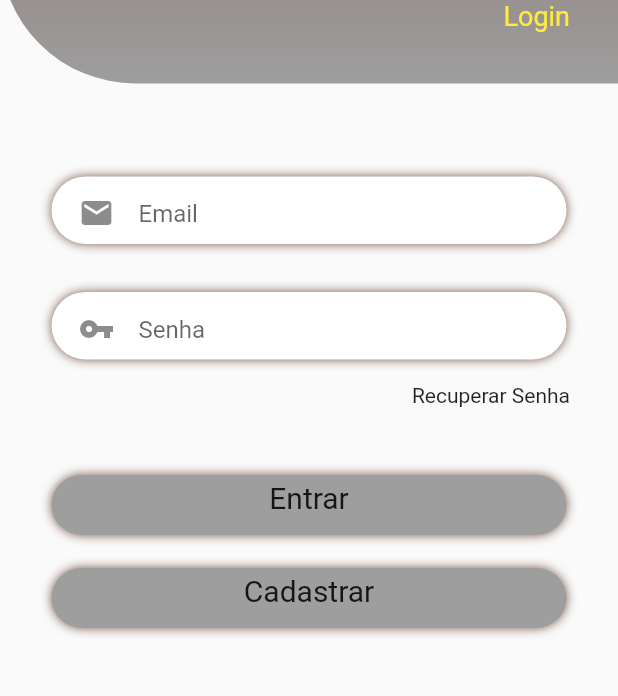
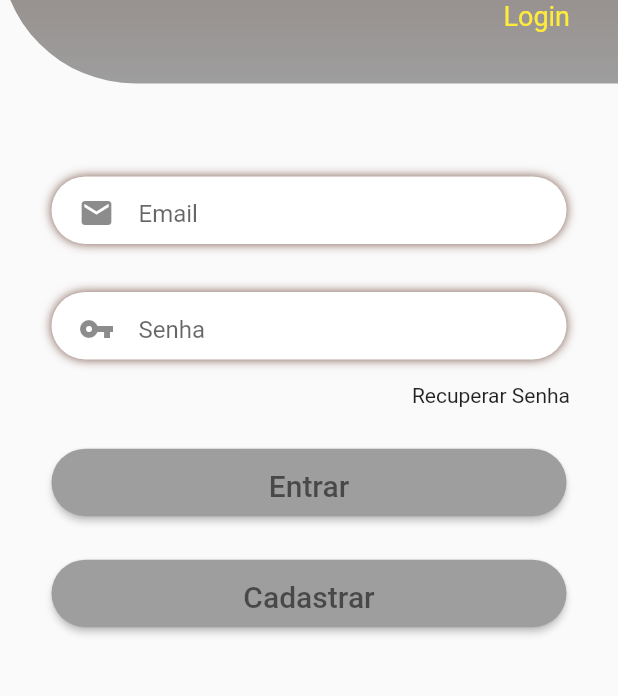
Before and after one commit to carlosdias-ctrl/DotCode-projeto, a Flutter app: the screen it shows after launch, on a phone screen of 412 x 824 dp, the part 411-1107 px from its top. Run offline on Flutter 3.47's test engine with Material 2 defaults, Android fonts, the phone set to English and light mode, and no system bars.

Commit message:
Feito ajustes no botoes

```diff
--- a/lib/login.dart
+++ b/lib/login.dart
@@ -11,7 +11,8 @@ class _LoginScreenState extends State<LoginScreen> {
     return Scaffold(
       resizeToAvoidBottomInset: false,
       body: Container(
-        child: Column(children: <Widget>[
+        child: Column(
+          children: <Widget>[
             Container(
               width: MediaQuery.of(context).size.width,
               height: MediaQuery.of(context).size.height / 2.5,
@@ -63,8 +64,8 @@ class _LoginScreenState extends State<LoginScreen> {
                     Container(
                       width: MediaQuery.of(context).size.width / 1.2,
                       height: 45,
-                    padding:
-                        EdgeInsets.only(top: 5, left: 18, right: 18, bottom: 1),
+                      padding: EdgeInsets.only(
+                          top: 5, left: 18, right: 18, bottom: 1),
                       decoration: BoxDecoration(
                           borderRadius: BorderRadius.all(Radius.circular(50)),
                           color: Colors.white,
@@ -85,8 +86,8 @@ class _LoginScreenState extends State<LoginScreen> {
                       width: MediaQuery.of(context).size.width / 1.2,
                       height: 45,
                       margin: EdgeInsets.only(top: 32),
-                    padding:
-                        EdgeInsets.only(top: 5, left: 18, right: 18, bottom: 1),
+                      padding: EdgeInsets.only(
+                          top: 5, left: 18, right: 18, bottom: 1),
                       decoration: BoxDecoration(
                           borderRadius: BorderRadius.all(Radius.circular(50)),
                           color: Colors.white,
@@ -110,60 +111,53 @@ class _LoginScreenState extends State<LoginScreen> {
                         child: Text('Recuperar Senha'),
                       ),
                     ),
-                  Container(
-                    width: MediaQuery.of(context).size.width / 1.2,
-                    height: 40,
-                    margin: EdgeInsets.only(top: 45),
+                    Padding(
+                      padding: const EdgeInsets.all(26.0),
+                      child: ButtonTheme(
+                        minWidth: MediaQuery.of(context).size.width / 1.2,
+                        height: 45,
                         padding: EdgeInsets.only(
-                        top: 4, left: 16, right: 16, bottom: 16),
-                    decoration: BoxDecoration(
-                      borderRadius: BorderRadius.all(Radius.circular(50)),
-                      color: Colors.grey,
-                      boxShadow: [
-                        BoxShadow(
-                          color: Colors.brown,
-                          blurRadius: 5,
-                        )
-                      ],
+                            top: 5, left: 18, right: 18, bottom: 1),
+                        child: RaisedButton(
+                          onPressed: () => {},
+                          shape: RoundedRectangleBorder(
+                            borderRadius: BorderRadius.circular(30.0),
                           ),
                           child: Text(
-                      "Entrar",
-                      textAlign: TextAlign.center,
-                      style: TextStyle(
-                        fontSize: 20,
+                            'Entrar',
+                            style:
+                                TextStyle(color: Colors.black54, fontSize: 20),
+                          ),
+                          color: Colors.grey,
                         ),
                       ),
                     ),
-                  Container(
-                    width: MediaQuery.of(context).size.width / 1.2,
-                    height: 40,
-                    margin: EdgeInsets.only(top: 22),
+                    Padding(
+                      padding: const EdgeInsets.all(0.0),
+                      child: ButtonTheme(
+                        minWidth: MediaQuery.of(context).size.width / 1.2,
+                        height: 45,
                         padding: EdgeInsets.only(
-                        top: 4, left: 16, right: 16, bottom: 16),
-                    decoration: BoxDecoration(
-                      borderRadius: BorderRadius.all(Radius.circular(50)),
+                            top: 5, left: 18, right: 18, bottom: 1),
+                        child: RaisedButton(
+                          onPressed: () => {},
+                          shape: RoundedRectangleBorder(
+                            borderRadius: BorderRadius.circular(30.0),
+                          ),
+                          child: Text(
+                            'Cadastrar',
+                            style:
+                                TextStyle(color: Colors.black54, fontSize: 20),
+                          ),
                           color: Colors.grey,
-                      boxShadow: [
-                        BoxShadow(
-                          color: Colors.brown,
-                          blurRadius: 5,
-                        )
+                        ),
+                      ),
+                    ),
+                  ],
+                ))
           ],
         ),
-                    child: Text(
-                      "Cadastrar",
-                      textAlign: TextAlign.center,
-                      style: TextStyle(
-                        fontSize: 20,
-                      ),
-                    ),
-                  )
-                ],
-              ))
-        ]),
       ),
     );
   }
 }
-
-/* */
```
Lines whose indentation alone changed are shown as unchanged.
